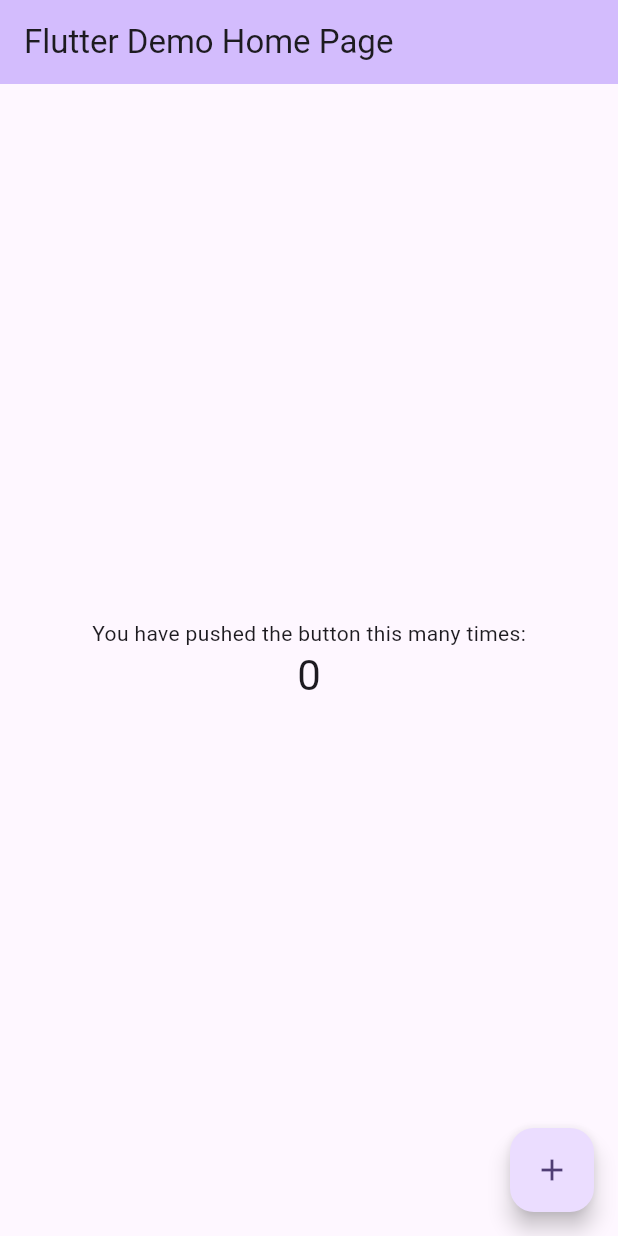
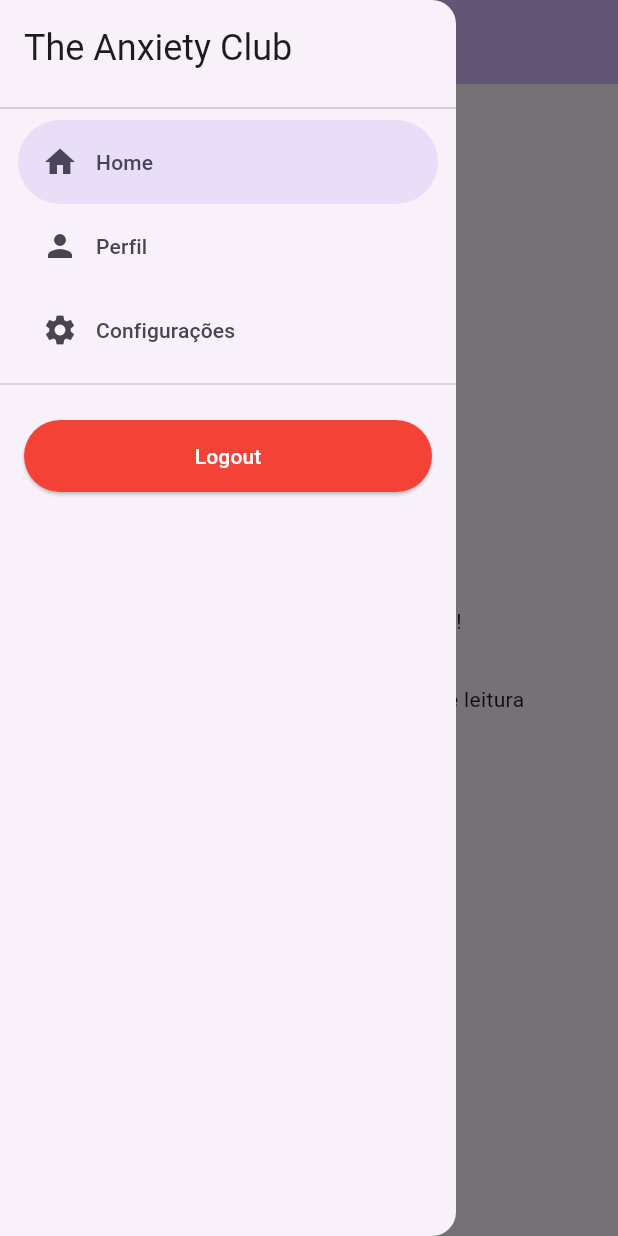
Before and after one commit to RamonRemo/the-anxiety-club, a Flutter app: the screen it shows after launch, with the side drawer open (before the commit the screen has no drawer), on a phone screen of 412 x 824 dp. Run offline on Flutter 3.47's test engine with Material 3 defaults, Android fonts, the phone set to English and light mode, and no system bars.

Commit message:
adding some pages

```diff
--- a/lib/home.dart
+++ /dev/null
@@ -1,47 +0,0 @@
-import 'package:flutter/material.dart';
-
-class MyHomePage extends StatefulWidget {
-  const MyHomePage({super.key, required this.title});
-
-  final String title;
-
-  @override
-  State<MyHomePage> createState() => _MyHomePageState();
-}
-
-class _MyHomePageState extends State<MyHomePage> {
-  int _counter = 0;
-
-  void _incrementCounter() {
-    setState(() {
-      _counter++;
-    });
-  }
-
-  @override
-  Widget build(BuildContext context) {
-    return Scaffold(
-      appBar: AppBar(
-        backgroundColor: Theme.of(context).colorScheme.inversePrimary,
-        title: Text(widget.title),
-      ),
-      body: Center(
-        child: Column(
-          mainAxisAlignment: MainAxisAlignment.center,
-          children: <Widget>[
-            const Text('You have pushed the button this many times:'),
-            Text(
-              '$_counter',
-              style: Theme.of(context).textTheme.headlineMedium,
-            ),
-          ],
-        ),
-      ),
-      floatingActionButton: FloatingActionButton(
-        onPressed: _incrementCounter,
-        tooltip: 'Increment',
-        child: const Icon(Icons.add),
-      ),
-    );
-  }
-}
--- /dev/null
+++ b/lib/home/home.dart
@@ -0,0 +1,16 @@
+import 'package:flutter/foundation.dart';
+import 'package:flutter/material.dart';
+import 'package:the_anxiety_club/home/home_web.dart';
+import 'package:the_anxiety_club/home/home_app.dart';
+
+
+class MyHomePage extends StatelessWidget {
+  const MyHomePage({super.key, required this.title});
+
+  final String title;
+
+  @override
+  Widget build(BuildContext context) {
+    return kIsWeb ? HomeWeb(title: title) : HomeApp(title: title);
+  }
+}
--- /dev/null
+++ b/lib/home/home_app.dart
@@ -0,0 +1,70 @@
+import 'package:flutter/material.dart';
+import '../widgets/sidebar.dart';
+import '../profile/profile_page.dart';
+import '../settings/settings_page.dart';
+
+class HomeApp extends StatefulWidget {
+  const HomeApp({super.key, required this.title});
+
+  final String title;
+
+  @override
+  State<HomeApp> createState() => _HomeAppState();
+}
+
+class _HomeAppState extends State<HomeApp> {
+  int _selectedIndex = 0;
+
+  final List<Widget> _pages = [
+    const HomePage(),
+    const ProfilePage(),
+    const SettingsPage(),
+  ];
+
+  void _onItemSelected(int index) {
+    setState(() {
+      _selectedIndex = index;
+    });
+  }
+
+  void _onLogout() {
+    // TODO: Implementar logout
+    ScaffoldMessenger.of(context).showSnackBar(
+      const SnackBar(content: Text('Logout realizado')),
+    );
+  }
+
+  @override
+  Widget build(BuildContext context) {
+    return Scaffold(
+      drawer: Sidebar(
+        selectedIndex: _selectedIndex,
+        onItemSelected: _onItemSelected,
+        onLogout: _onLogout,
+      ),
+      appBar: AppBar(
+        backgroundColor: Theme.of(context).colorScheme.inversePrimary,
+        title: Text(widget.title),
+      ),
+      body: _pages[_selectedIndex],
+    );
+  }
+}
+
+class HomePage extends StatelessWidget {
+  const HomePage({super.key});
+
+  @override
+  Widget build(BuildContext context) {
+    return Center(
+      child: Column(
+        mainAxisAlignment: MainAxisAlignment.center,
+        children: <Widget>[
+          const Text('Bem-vindo ao The Anxiety Club!'),
+          const SizedBox(height: 32),
+          const Text('Aqui você acompanha seus clubes de leitura'),
+        ],
+      ),
+    );
+  }
+}
--- a/lib/main.dart
+++ b/lib/main.dart
@@ -1,5 +1,5 @@
 import 'package:flutter/material.dart';
-import 'home.dart';
+import 'home/home.dart';
 
 void main() {
   runApp(const MyApp());
@@ -15,7 +15,7 @@ class MyApp extends StatelessWidget {
       theme: ThemeData(
         colorScheme: ColorScheme.fromSeed(seedColor: Colors.deepPurple),
       ),
-      home: const MyHomePage(title: 'Flutter Demo Home Page'),
+      home: const MyHomePage(title: 'The Anxiety Club'),
     );
   }
 }
--- /dev/null
+++ b/lib/widgets/sidebar.dart
@@ -0,0 +1,57 @@
+import 'package:flutter/material.dart';
+
+class Sidebar extends StatelessWidget {
+  final int selectedIndex;
+  final Function(int) onItemSelected;
+  final VoidCallback onLogout;
+
+  const Sidebar({
+    super.key,
+    required this.selectedIndex,
+    required this.onItemSelected,
+    required this.onLogout,
+  });
+
+  @override
+  Widget build(BuildContext context) {
+    return NavigationDrawer(
+      selectedIndex: selectedIndex,
+      onDestinationSelected: onItemSelected,
+      children: [
+        Padding(
+          padding: const EdgeInsets.all(16.0),
+          child: Text(
+            'The Anxiety Club',
+            style: Theme.of(context).textTheme.headlineSmall,
+          ),
+        ),
+        const Divider(),
+        NavigationDrawerDestination(
+          icon: const Icon(Icons.home),
+          label: const Text('Home'),
+        ),
+        NavigationDrawerDestination(
+          icon: const Icon(Icons.person),
+          label: const Text('Perfil'),
+        ),
+        NavigationDrawerDestination(
+          icon: const Icon(Icons.settings),
+          label: const Text('Configurações'),
+        ),
+        const Divider(),
+        Padding(
+          padding: const EdgeInsets.all(16.0),
+          child: ElevatedButton(
+            onPressed: onLogout,
+            style: ElevatedButton.styleFrom(
+              backgroundColor: Colors.red,
+              foregroundColor: Colors.white,
+              minimumSize: const Size(double.infinity, 48),
+            ),
+            child: const Text('Logout'),
+          ),
+        ),
+      ],
+    );
+  }
+}
```
Also changed, not shown: lib/home/home_web.dart (added, +78 -0 lines), lib/login/login.dart (added, +20 -0 lines), lib/profile/profile_page.dart (added, +30 -0 lines), lib/settings/settings_page.dart (added, +49 -0 lines), pubspec.lock, 2 other files.
